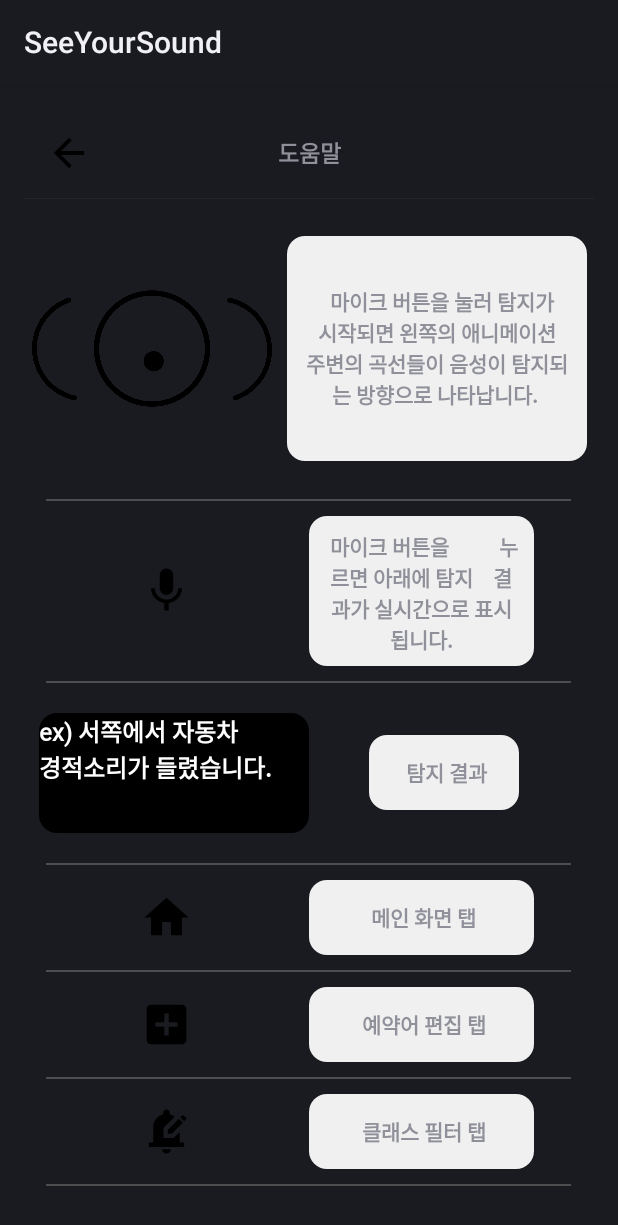
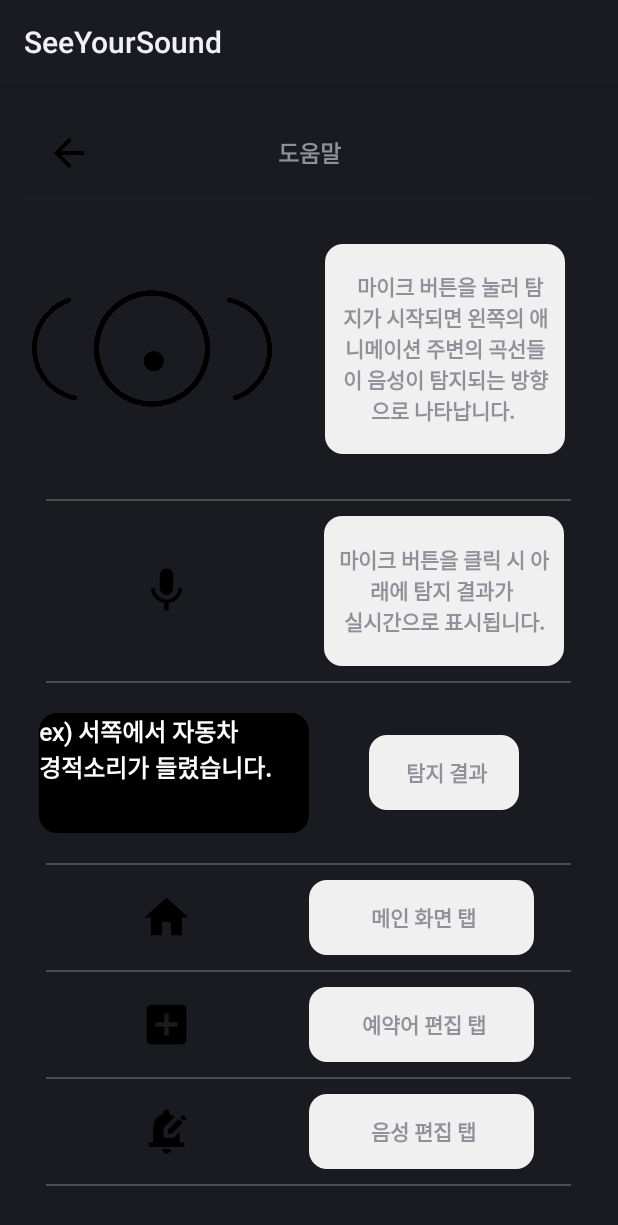
Before and after one commit to KOBOT-BOARD12/seeyoursound-frontend, an Android app: the layout activity_help.xml on its own in the app's theme, with its tools: preview values and no code run, on a phone screen of 412 x 824 dp. Shown: the top 1225 px of the screen. Run offline under Robolectric (Android 15) with nearby library versions, the phone set to English and light mode, and no system bars.

Commit message:
feat: code formating

```diff
--- a/app/src/main/java/com/example/myapplication/activity_filter.java
+++ b/app/src/main/java/com/example/myapplication/activity_filter.java
@@ -91,7 +91,7 @@ public class activity_filter extends AppCompatActivity {
         FirebaseUser user = FirebaseAuth.getInstance().getCurrentUser();
         uid = user.getUid();
         OkHttpClient client = new OkHttpClient();
-        String serverUrl = "https://dcc5-113-198-217-79.ngrok-free.app/update_class";
+        String serverUrl = "https://41af-113-198-217-79.ngrok-free.app/update_class";
 
         MediaType mediaType = MediaType.parse("application/json; charset=utf-8");
 
@@ -172,7 +172,7 @@ public class activity_filter extends AppCompatActivity {
         String uid = user.getUid();
 
         OkHttpClient client = new OkHttpClient();
-        String serverUrl = "https://dcc5-113-198-217-79.ngrok-free.app/return_class"; // FastAPI 서버의 URL을 입력하세요
+        String serverUrl = "https://41af-113-198-217-79.ngrok-free.app/return_class"; // FastAPI 서버의 URL을 입력하세요
         MediaType mediaType = MediaType.parse("application/json; charset=utf-8");
         String requestBodyString = "{ \"user_id\": \"" + uid + "\"}" ;
         RequestBody requestBody = RequestBody.create(mediaType, requestBodyString);
--- a/app/src/main/java/com/example/myapplication/activity_help.java
+++ b/app/src/main/java/com/example/myapplication/activity_help.java
@@ -8,8 +8,6 @@ import androidx.appcompat.app.AppCompatActivity;
 
 
 public class activity_help extends AppCompatActivity {
-
-
 
 
     @Override
--- a/app/src/main/java/com/example/myapplication/activity_login.java
+++ b/app/src/main/java/com/example/myapplication/activity_login.java
@@ -1,6 +1,7 @@
 package com.example.myapplication;
 
 import androidx.appcompat.app.AppCompatActivity;
+
 import android.content.Intent;
 import android.os.Bundle;
 import android.view.View;
@@ -9,10 +10,13 @@ import android.widget.Button;
 
 import android.widget.EditText;
 import android.widget.Toast;
+
 import com.google.firebase.auth.FirebaseAuth;
 import com.google.firebase.auth.FirebaseUser;
+
 import android.app.AlertDialog;
 import android.content.DialogInterface;
+
 public class activity_login extends AppCompatActivity {
 
     EditText emailEditText, passwordEditText;
@@ -62,7 +66,6 @@ public class activity_login extends AppCompatActivity {
             }
 
 
-
             private void showErrorMessage(String message) {
                 AlertDialog.Builder builder = new AlertDialog.Builder(activity_login.this, R.style.AlertDialogCustom);
                 builder.setMessage(message)
@@ -91,6 +94,5 @@ public class activity_login extends AppCompatActivity {
         });
 
 
-
     }
 }
--- a/app/src/main/res/layout/activity_help.xml
+++ b/app/src/main/res/layout/activity_help.xml
@@ -3,8 +3,7 @@
     android:layout_width="match_parent"
     android:layout_height="match_parent"
     android:orientation="vertical"
-    android:padding="16dp"
-    >
+    android:padding="16dp">
 
 
     <LinearLayout
@@ -25,20 +24,18 @@
 
 
         <TextView
-            android:text="도움말"
-            android:fontFamily="@font/apple"
-            android:gravity="center"
-            android:textSize="15sp"
-            android:textStyle="bold"
-            android:layout_marginTop="16dp"
             android:layout_width="260dp"
             android:layout_height="60dp"
             android:layout_gravity="center_horizontal"
-            />
+            android:layout_marginTop="16dp"
+            android:fontFamily="@font/apple"
+            android:gravity="center"
+            android:text="도움말"
+            android:textSize="15sp"
+            android:textStyle="bold" />
 
 
     </LinearLayout>
-
 
 
     <View
@@ -61,8 +58,8 @@
             android:id="@+id/west"
             android:layout_width="30dp"
             android:layout_height="100dp"
+            android:layout_gravity="center"
             android:layout_marginLeft="5dp"
-            android:layout_gravity="center"
             android:layout_marginTop="30dp"
             android:layout_marginBottom="30dp"
             android:adjustViewBounds="true"
@@ -73,11 +70,10 @@
             android:id="@+id/logo"
             android:layout_width="100dp"
             android:layout_height="150dp"
-            android:fontFamily="@font/apple"
             android:layout_gravity="center"
             android:adjustViewBounds="true"
+            android:fontFamily="@font/apple"
             android:src="@drawable/logo" />
-
 
 
         <ImageView
@@ -91,20 +87,18 @@
             android:src="@drawable/east" />
 
 
-
         <TextView
+            android:layout_width="160dp"
+            android:layout_height="140dp"
+            android:layout_gravity="center"
+            android:layout_marginLeft="35dp"
+            android:background="@drawable/main_status"
             android:fontFamily="@font/apple"
-            android:layout_width="200dp"
-            android:layout_height="150dp"
-            android:layout_gravity="center"
             android:gravity="center"
-            android:background="@drawable/main_status"
-            android:text="  마이크 버튼을 눌러 탐지가      시작되면 왼쪽의 애니메이션    주변의 곡선들이 음성이 탐지되는 방향으로 나타납니다. "
-            android:textStyle="bold"
             android:paddingLeft="10dp"
             android:paddingRight="10dp"
-            android:layout_marginLeft="10dp"
-            >
+            android:text="  마이크 버튼을 눌러 탐지가 시작되면 왼쪽의 애니메이션 주변의 곡선들이 음성이 탐지되는 방향으로 나타납니다. "
+            android:textStyle="bold">
 
         </TextView>
 
@@ -112,15 +106,13 @@
     </LinearLayout>
 
 
-
-
     <View
         android:layout_width="350dp"
         android:layout_height="1dp"
         android:layout_centerInParent="true"
         android:layout_gravity="center"
+        android:layout_marginBottom="10dp"
         android:alpha="0.5"
-        android:layout_marginBottom="10dp"
         android:background="#808080" />
 
 
@@ -134,32 +126,28 @@
             android:layout_width="70dp"
             android:layout_height="70dp"
             android:layout_gravity="center"
+            android:layout_marginLeft="60dp"
             android:background="@drawable/mic"
             android:fontFamily="@font/apple"
-            android:layout_marginLeft="60dp"
             android:paddingStart="16dp" />
 
         <TextView
-            android:layout_width="150dp"
+            android:layout_width="160dp"
             android:layout_height="100dp"
+            android:layout_gravity="center"
+            android:layout_marginLeft="70dp"
             android:background="@drawable/main_status"
-            android:text=" 마이크 버튼을          누르면 아래에 탐지    결과가 실시간으로 표시됩니다."
-            android:layout_gravity="center"
-            android:layout_marginLeft="60dp"
             android:gravity="center"
             android:paddingLeft="10dp"
+            android:paddingTop="10dp"
             android:paddingRight="10dp"
-            android:paddingTop="10dp"
             android:paddingBottom="10dp"
-            android:textStyle="bold"
-            >
+            android:text="마이크 버튼을 클릭 시 아래에 탐지 결과가 \n실시간으로 표시됩니다."
+            android:textStyle="bold">
 
         </TextView>
 
     </LinearLayout>
-
-
-
 
 
     <View
@@ -178,32 +166,30 @@
 
         android:layout_gravity="center"
         android:layout_marginTop="20dp"
-        android:layout_marginBottom="20dp"
-        >
+        android:layout_marginBottom="20dp">
 
         <androidx.appcompat.widget.AppCompatButton
             android:id="@+id/statusTextView"
             android:layout_width="180dp"
             android:layout_height="80dp"
+            android:layout_gravity="center"
             android:layout_marginLeft="10dp"
+            android:background="@drawable/buttonshape"
             android:fontFamily="@font/apple"
-            android:layout_gravity="center"
-            android:background="@drawable/buttonshape"
+            android:text="ex) 서쪽에서 자동차 \n경적소리가 들렸습니다."
             android:textColor="#FFFFFF"
-            android:text="ex) 서쪽에서 자동차 \n경적소리가 들렸습니다."
             android:textSize="16sp"
             android:textStyle="bold" />
 
         <TextView
             android:layout_width="100dp"
             android:layout_height="wrap_content"
+            android:layout_gravity="center"
             android:layout_marginLeft="40dp"
             android:background="@drawable/main_status"
+            android:gravity="center"
             android:text=" 탐지 결과"
-            android:layout_gravity="center"
-            android:gravity="center"
-            android:textStyle="bold"
-            >
+            android:textStyle="bold">
 
         </TextView>
 
@@ -236,13 +222,12 @@
         <TextView
             android:layout_width="150dp"
             android:layout_height="wrap_content"
+            android:layout_gravity="center"
             android:layout_marginLeft="60dp"
             android:background="@drawable/main_status"
+            android:gravity="center"
             android:text=" 메인 화면 탭"
-            android:layout_gravity="center"
-            android:gravity="center"
-            android:textStyle="bold"
-            >
+            android:textStyle="bold">
 
         </TextView>
 
@@ -277,13 +262,12 @@
         <TextView
             android:layout_width="150dp"
             android:layout_height="wrap_content"
+            android:layout_gravity="center"
             android:layout_marginLeft="60dp"
             android:background="@drawable/main_status"
+            android:gravity="center"
             android:text=" 예약어 편집 탭"
-            android:layout_gravity="center"
-            android:gravity="center"
-            android:textStyle="bold"
-            >
+            android:textStyle="bold">
 
         </TextView>
 
@@ -307,8 +291,8 @@
         <androidx.appcompat.widget.AppCompatButton
             android:id="@+id/noticeButton"
             android:layout_width="70dp"
+            android:layout_height="70dp"
             android:layout_marginLeft="60dp"
-            android:layout_height="70dp"
             android:background="@drawable/notice"
             android:fontFamily="@font/apple"
             android:textColor="#000000"
@@ -317,13 +301,12 @@
         <TextView
             android:layout_width="150dp"
             android:layout_height="wrap_content"
+            android:layout_gravity="center"
             android:layout_marginLeft="60dp"
             android:background="@drawable/main_status"
-            android:text=" 클래스 필터 탭"
-            android:layout_gravity="center"
             android:gravity="center"
-            android:textStyle="bold"
-            >
+            android:text=" 음성 편집 탭"
+            android:textStyle="bold">
 
         </TextView>
 
--- a/app/src/main/res/values/style.xml
+++ b/app/src/main/res/values/style.xml
@@ -16,8 +16,6 @@
         <item name= "android:gravity">center</item>
         <item name= "android:layout_gravity">center</item>
         <item name="android:textColor">#FFFFFF</item>
-
-        <!-- 기타 원하는 스타일 속성들 추가 가능 -->
     </style>
 
 
@@ -35,4 +33,6 @@
 
 
 
+
+
 </resources>
```
Also changed, not shown: app/src/main/java/com/example/myapplication/activity_first.java (+14 -14 lines), app/src/main/java/com/example/myapplication/activity_keyword.java (+35 -42 lines), app/src/main/java/com/example/myapplication/activity_main.java (+61 -85 lines), app/src/main/java/com/example/myapplication/activity_signup.java (+4 -4 lines), app/src/main/res/layout/activity_first.xml (+17 -25 lines), app/src/main/res/layout/activity_keyword.xml (+32 -46 lines), app/src/main/res/layout/activity_login.xml (+25 -28 lines), app/src/main/res/layout/activity_main.xml (+4 -6 lines), app/src/main/res/layout/activity_signup.xml (+22 -22 lines), 1 other file.
